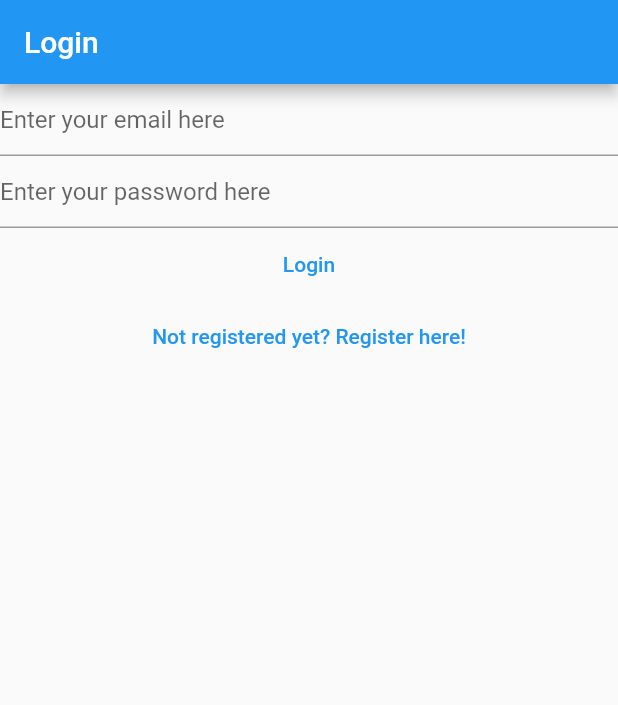
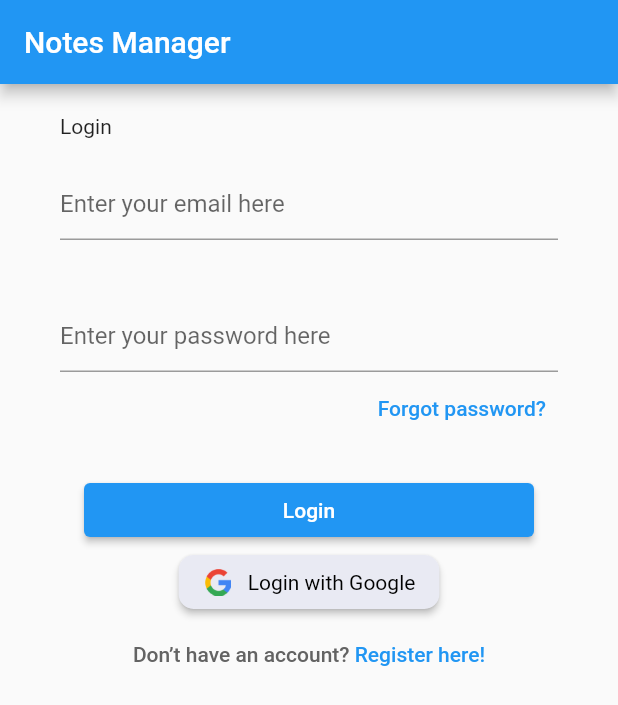
Before and after one commit to lumoswitch/notes-manager, a Flutter app: the screen it shows after launch, after a tap on "Login", on a phone screen of 412 x 824 dp. Shown: the top 705 px of the screen. Run offline on Flutter 3.47's test engine with Material 2 defaults, Android fonts, the phone set to English and light mode, and no system bars; our stand-ins replace firebase_auth, firebase_core; accounts and stored records are empty.

Commit message:
minor styling on the login form

```diff
--- /dev/null
+++ b/lib/constants/routes.dart
@@ -0,0 +1,6 @@
+const loginRoute = '/login';
+const registerRoute = '/register';
+const dashboardRoute = '/dashboard';
+const verifyEmailRoute = '/verify_email';
+const resetPasswordRoute = '/reset_password';
+const createOrUpdateNoteRoute = '/notes/new-note';
--- a/lib/views/login_view.dart
+++ b/lib/views/login_view.dart
@@ -1,5 +1,6 @@
 import 'package:firebase_auth/firebase_auth.dart';
 import 'package:flutter/material.dart';
+import 'package:notes_manager/constants/routes.dart';
 
 class LoginView extends StatefulWidget {
   const LoginView({Key? key}) : super(key: key);
@@ -11,6 +12,7 @@ class LoginView extends StatefulWidget {
 class _LoginViewState extends State<LoginView> {
   late final TextEditingController _email;
   late final TextEditingController _password;
+  final _formKey = GlobalKey<FormState>();
 
   @override
   void initState() {
@@ -28,13 +30,24 @@ class _LoginViewState extends State<LoginView> {
 
   @override
   Widget build(BuildContext context) {
-    return Scaffold(
+    return Form(
+      key: _formKey,
+      child: Scaffold(
         appBar: AppBar(
-        title: const Text('Login'),
+          title: const Text('Notes Manager'),
         ),
-      body: Column(
+        body: SingleChildScrollView(
+          child: Column(
             children: [
-          TextField(
+              Padding(
+                padding: const EdgeInsets.only(
+                    left: 40, top: 20, right: 40, bottom: 20),
+                child: Column(
+                  crossAxisAlignment: CrossAxisAlignment.start,
+                  children: [
+                    const Text('Login'),
+                    const SizedBox(height: 20),
+                    TextFormField(
                         controller: _email,
                         enableSuggestions: false,
                         autocorrect: false,
@@ -42,8 +55,14 @@ class _LoginViewState extends State<LoginView> {
                         decoration: const InputDecoration(
                           hintText: 'Enter your email here',
                         ),
-          ),
-          TextField(
+                        validator: (value) {
+                          if (value == null || value.isEmpty) {
+                            return 'Please enter a valid email';
+                          }
+                          return null;
+                        }),
+                    const SizedBox(height: 40),
+                    TextFormField(
                       controller: _password,
                       obscureText: true,
                       enableSuggestions: false,
@@ -52,37 +71,71 @@ class _LoginViewState extends State<LoginView> {
                         hintText: 'Enter your password here',
                       ),
                     ),
+                    Row(
+                      mainAxisAlignment: MainAxisAlignment.end,
+                      children: [
                         TextButton(
-            onPressed: () async {
-              final email = _email.text;
-              final password = _password.text;
-              try {
-                final userCredential =
-                    await FirebaseAuth.instance.signInWithEmailAndPassword(
-                  email: email,
-                  password: password,
-                );
-                print(userCredential);
-              } on FirebaseAuthException catch (e) {
-                if (e.code == 'user-not-found') {
-                  print('User not found');
-                } else if (e.code == 'wrong-password') {
-                  print('Wrong password');
-                }
-              }
-            },
+                            onPressed: () async {},
+                            child: const Text('Forgot password?')),
+                      ],
+                    )
+                  ],
+                ),
+              ),
+              SizedBox(
+                width: 300,
+                child: ElevatedButton(
+                  onPressed: () async {},
                   child: const Text('Login'),
+                ),
+              ),
+              SizedBox(
+                child: ElevatedButton(
+                  style: ElevatedButton.styleFrom(
+                    primary: const Color.fromRGBO(233, 234, 243, 1),
+                    shape: RoundedRectangleBorder(
+                      borderRadius: BorderRadius.circular(10), // <-- Radius
+                    ),
+                  ),
+                  onPressed: () async {},
+                  child: Row(
+                    mainAxisSize: MainAxisSize.min,
+                    children: <Widget>[
+                      Image.asset(
+                        'assets/images/google_icon.png',
+                        height: 18.0,
+                        width: 20.0,
+                      ),
+                      const Padding(
+                          padding: EdgeInsets.only(left: 10.0),
+                          child: Text(
+                            "Login with Google",
+                            style: TextStyle(
+                                color: Colors.black,
+                                fontWeight: FontWeight.normal),
+                          ))
+                    ],
+                  ),
+                ),
               ),
               TextButton(
                 onPressed: () {
-              Navigator.of(context).pushNamedAndRemoveUntil(
-                '/register/',
-                (route) => false,
-              );
+                  Navigator.of(context)
+                      .pushNamedAndRemoveUntil(registerRoute, (route) => false);
                 },
-            child: const Text('Not registered yet? Register here!'),
-          )
+                child: Row(
+                    mainAxisAlignment: MainAxisAlignment.center,
+                    children: const [
+                      Text('Don’t have an account? ',
+                          style: TextStyle(
+                            color: Color.fromRGBO(99, 99, 99, 1),
+                          )),
+                      Text('Register here!')
+                    ]),
+              ),
             ],
+          ),
+        ),
       ),
     );
   }
--- a/pubspec.yaml
+++ b/pubspec.yaml
@@ -61,7 +61,9 @@ flutter:
   uses-material-design: true
 
   # To add assets to your application, add an assets section, like this:
-  # assets:
+  assets:
+      - assets/
+      - assets/images/
   #   - images/a_dot_burr.jpeg
   #   - images/a_dot_ham.jpeg
 
```
Also changed, not shown: assets/images/google_icon.png (added). Lines whose indentation alone changed are shown as unchanged.
